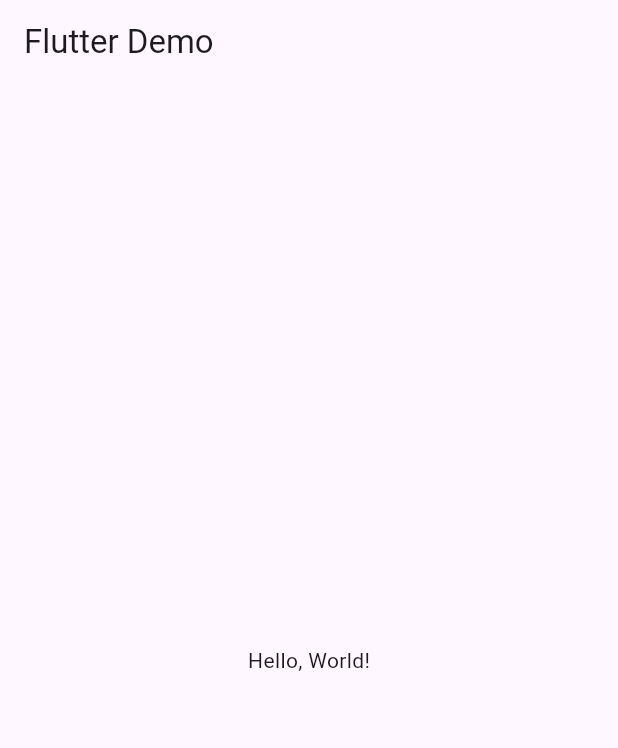
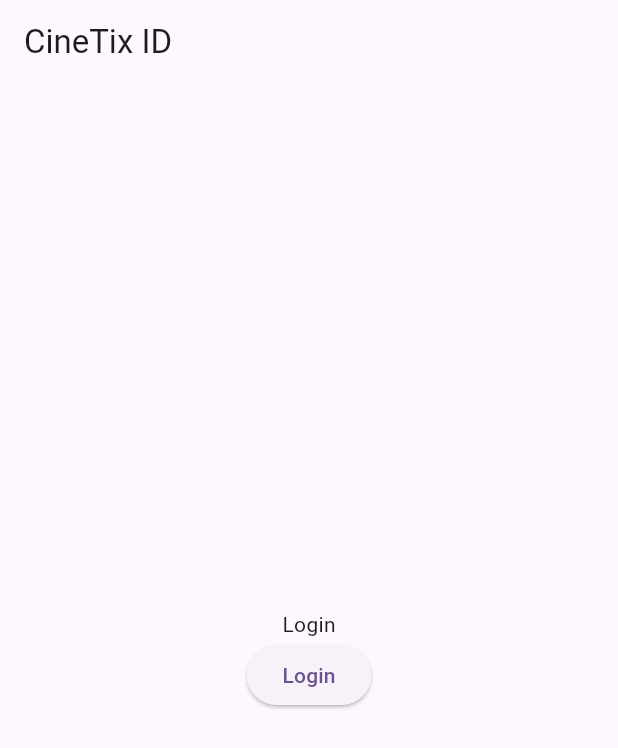
Before and after one commit to FernandJerico/cinetix_id, a Flutter app: the screen it shows after launch, on a phone screen of 412 x 824 dp. Shown: the top 748 px of the screen. Run offline on Flutter 3.47's test engine with Material 3 defaults, Android fonts, the phone set to English and light mode, and no system bars; our stand-ins replace firebase_core, freezed_annotation; accounts and stored records are empty.

Commit message:
Refactor login page and add dummy authentication and user repository

```diff
--- a/lib/main.dart
+++ b/lib/main.dart
@@ -1,4 +1,5 @@
 import 'package:cinetix_id/firebase_options.dart';
+import 'package:cinetix_id/presentation/pages/login/login_page.dart';
 import 'package:firebase_core/firebase_core.dart';
 import 'package:flutter/material.dart';
 
@@ -16,19 +17,11 @@ class MyApp extends StatelessWidget {
   @override
   Widget build(BuildContext context) {
     return MaterialApp(
-      title: 'CineTix ID',
-      theme: ThemeData(
-        colorScheme: ColorScheme.fromSeed(seedColor: Colors.deepPurple),
-        useMaterial3: true,
-      ),
-      home: Scaffold(
-        appBar: AppBar(
-          title: const Text('Flutter Demo'),
+        title: 'CineTix ID',
+        theme: ThemeData(
+          colorScheme: ColorScheme.fromSeed(seedColor: Colors.deepPurple),
+          useMaterial3: true,
         ),
-        body: const Center(
-          child: Text('Hello, World!'),
-        ),
-      ),
-    );
+        home: const LoginPage());
   }
 }
--- /dev/null
+++ b/lib/presentation/pages/login/login_page.dart
@@ -0,0 +1,51 @@
+import 'package:cinetix_id/data/dummies/dummy_authentication.dart';
+import 'package:cinetix_id/data/dummies/dummy_user_repositort.dart';
+import 'package:cinetix_id/domain/usecases/login/login_params.dart';
+import 'package:flutter/material.dart';
+
+import '../../../domain/usecases/login/login.dart';
+import '../main_page/main_page.dart';
+
+class LoginPage extends StatelessWidget {
+  const LoginPage({super.key});
+
+  @override
+  Widget build(BuildContext context) {
+    return Scaffold(
+      appBar: AppBar(
+        title: const Text('CineTix ID'),
+      ),
+      body: Center(
+        child: Column(
+          mainAxisAlignment: MainAxisAlignment.center,
+          children: [
+            const Text('Login'),
+            ElevatedButton(
+              onPressed: () {
+                Login login = Login(
+                    authentication: DummyAuthentication(),
+                    userRepository: DummyUserRepositort());
+
+                login(LoginParams(
+                        email: 'fernand@gmail.com', password: 'password'))
+                    .then((result) {
+                  if (result.isSuccess && context.mounted) {
+                    Navigator.of(context).push(MaterialPageRoute(
+                        builder: (context) =>
+                            MainPage(user: result.resultValue!)));
+                  } else {
+                    if (context.mounted) {
+                      ScaffoldMessenger.of(context).showSnackBar(
+                          SnackBar(content: Text(result.errorMessage!)));
+                    }
+                  }
+                });
+              },
+              child: const Text('Login'),
+            ),
+          ],
+        ),
+      ),
+    );
+  }
+}
```
Also changed, not shown: lib/data/dummies/dummy_authentication.dart (added, +29 -0 lines), lib/data/dummies/dummy_user_repositort.dart (added, +47 -0 lines), lib/presentation/pages/main_page/main_page.dart (added, +19 -0 lines).
